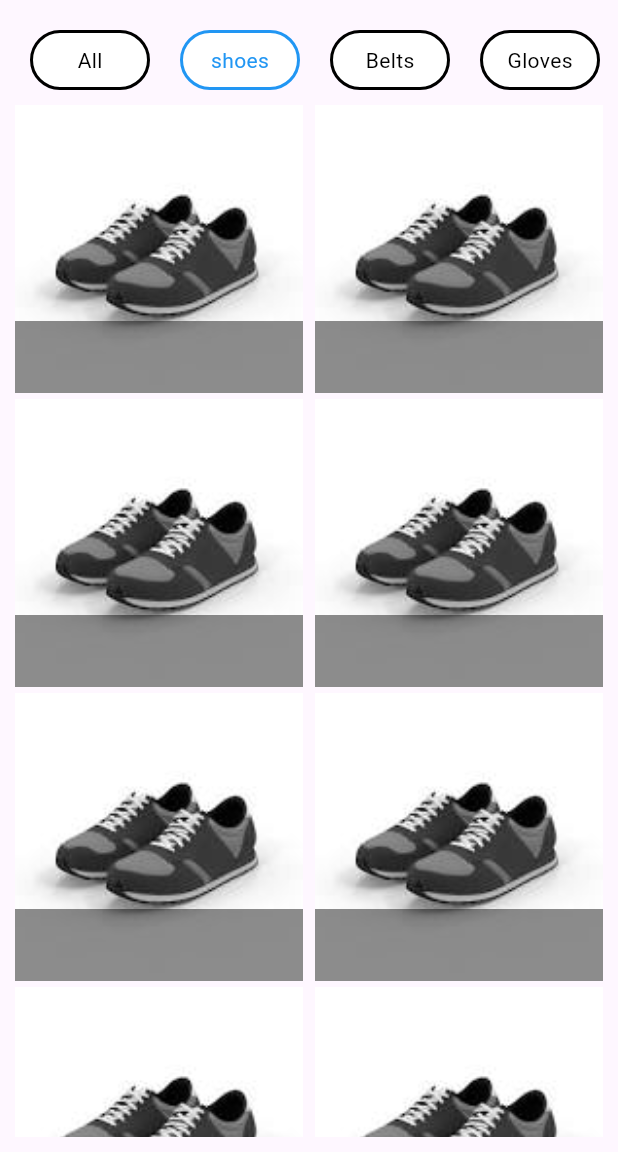
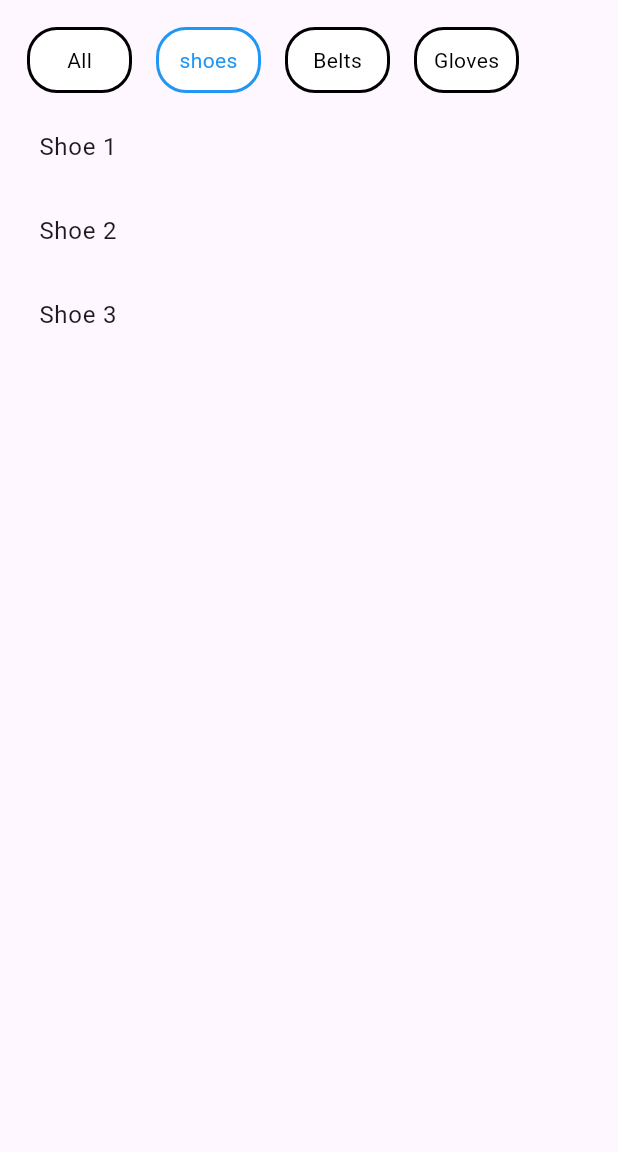
Before and after one commit to Kemyikpe/LOH-ecommerce-app, a Flutter app: the screen it shows after launch, after a tap on "shoes", on a phone screen of 412 x 824 dp, the part 84-1236 px from its top. Run offline on Flutter 3.47's test engine with Material 3 defaults, Android fonts, the phone set to English and light mode, and no system bars.

Commit message:
Redesign chip items

```diff
--- a/lib/views/chip_item.dart
+++ b/lib/views/chip_item.dart
@@ -21,9 +21,9 @@ class ChipItem extends StatelessWidget {
       onTap: onTap,
       child: AnimatedContainer(
         duration: const Duration(milliseconds: 100),
-        margin: const EdgeInsets.all(10),
-        width: 80,
-        height: 45,
+        margin: const EdgeInsets.all(8),
+        width: 70,
+        height: 40,
         decoration: BoxDecoration(
           color: hasFocus ? Colors.yellow : Colors.white,
           border: Border.all(
--- a/lib/views/home_page.dart
+++ b/lib/views/home_page.dart
@@ -1,6 +1,5 @@
 import 'package:flutter/material.dart';
 
-import '../utils/resources/app_images.dart';
 import 'chip_item.dart';
 import 'filter_view.dart';
 
@@ -23,10 +22,6 @@ class _AppHomePageState extends State<AppHomePage>
     "shoes": ["Shoe 1", "Shoe 2", "Shoe 3"],
     "Belts": ["Belt 1", "Belt 2", "Belt 3"],
     "Gloves": ["Glove 1", "Glove 2", "Glove 3"],
-    "Hats": ["Hat 1", "Hat 2", "Hat 3"],
-    "Jewellery": ["Jewelry 1", "Jewelry 2", "Jewelry 3"],
-    "shirts": ["Shirt 1", "Shirt 2", "Shirt 3"],
-    "Trousers": ["Trouser 1", "Trouser 2", "Trouser 3"],
   };
 
   @override
@@ -51,8 +46,6 @@ class _AppHomePageState extends State<AppHomePage>
     _tabController?.dispose();
     super.dispose();
   }
-
-  Icon cusIcon = const Icon(Icons.search);
 
   @override
   Widget build(BuildContext context) {
@@ -116,65 +109,8 @@ class _AppHomePageState extends State<AppHomePage>
             Expanded(
               child: TabBarView(
                 controller: _tabController,
-                children: tabItems.keys.map((item) {
-                  if (item == "shoes") {
-                    return GridView.builder(
-                      gridDelegate:
-                          const SliverGridDelegateWithFixedCrossAxisCount(
-                        crossAxisCount: 2,
-                        crossAxisSpacing: 8.0,
-                        mainAxisSpacing: 4.0,
-                      ),
-                      itemCount: 20,
-                      itemBuilder: (context, index) {
-                        String imageUrl = AppImage.shoeOne;
-
-                        return GridTile(
-                          footer: const GridTileBar(
-                            backgroundColor: Colors.black45,
-                          ),
-                          child: Image.asset(
-                            imageUrl,
-                            fit: BoxFit.cover,
-                          ),
-                        );
-                      },
-                    );
-                  } else {
-                    return GridView.builder(
-                      gridDelegate:
-                          const SliverGridDelegateWithFixedCrossAxisCount(
-                        crossAxisCount: 2,
-                        crossAxisSpacing: 8.0,
-                        mainAxisSpacing: 4.0,
-                      ),
-                      itemCount: 20,
-                      itemBuilder: (context, index) {
-                        String itemImageUrl;
-
-                        switch (item) {
-                          case "Belts":
-                            itemImageUrl = AppImage.belt;
-                            break;
-                          case "Gloves":
-                            itemImageUrl = AppImage.gloves;
-                            break;
-                          default:
-                            itemImageUrl = AppImage.shoeTen;
-                        }
-                        return GridTile(
-                          footer: const GridTileBar(
-                            backgroundColor: Colors.black45,
-                            title: Text("Title"),
-                          ),
-                          child: Image.asset(
-                            itemImageUrl,
-                            fit: BoxFit.cover,
-                          ),
-                        );
-                      },
-                    );
-                  }
+                children: tabItems.keys.map((tabName) {
+                  return _buildTabContent(tabName);
                 }).toList(),
               ),
             )
@@ -183,4 +119,19 @@ class _AppHomePageState extends State<AppHomePage>
       ),
     );
   }
+
+  Widget _buildTabContent(String tabName) {
+
+    List<String> items = tabItems[tabName] ?? [];
+
+    return ListView.builder(
+      itemCount: items.length,
+      itemBuilder: (context, index) {
+        return ListTile(
+          title: Text(items[index]),
+        );
+      },
+    );
+  }
+
 }
```
